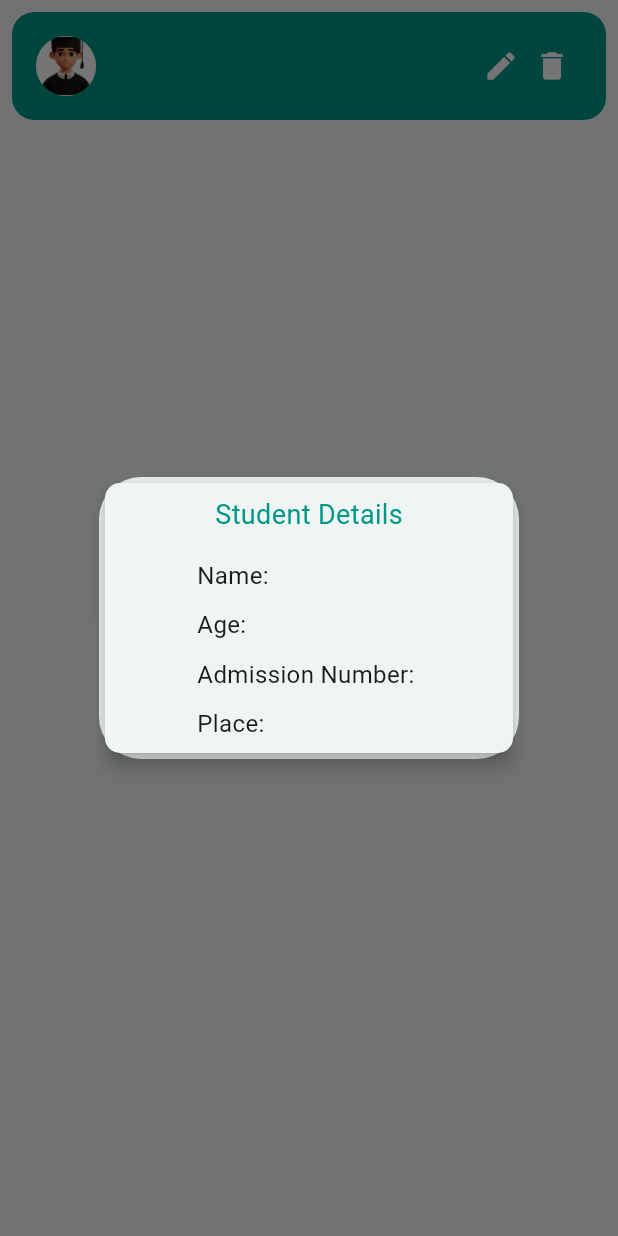
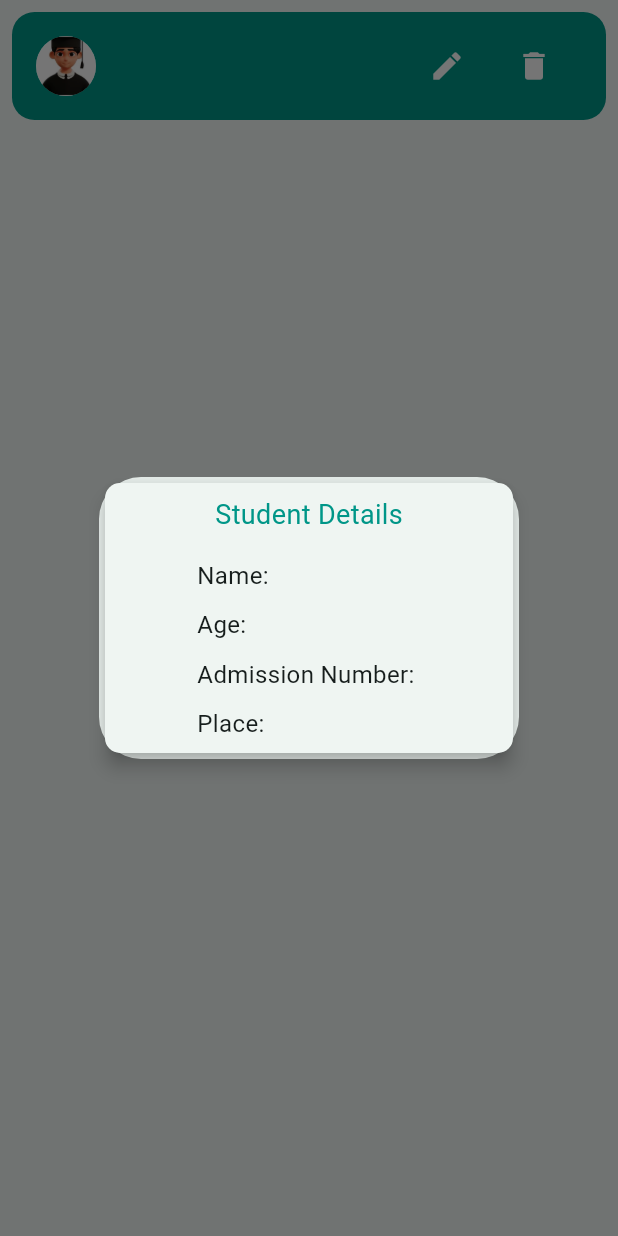
Before and after one commit to Shereena2000/STUDENT-APP, a Flutter app: the StudentTile widget shown alone on an empty page, opened directly with empty values, after a tap on the "edit" icon, on a phone screen of 412 x 824 dp. Run offline on Flutter 3.47's test engine with Material 3 defaults, Android fonts, the phone set to English and light mode, and no system bars; our stand-ins replace hive_flutter; accounts and stored records are empty.

Commit message:
add database hive and partialy did edit

```diff
--- a/student_record/lib/components/student_tile.dart
+++ b/student_record/lib/components/student_tile.dart
@@ -1,6 +1,8 @@
 import 'package:flutter/material.dart';
+import 'package:student_record/components/add_detailes.dart';
 import 'package:student_record/components/view_details.dart';
 import 'package:student_record/constants/const.dart';
+import 'package:student_record/db/functions/add_data.dart';
 import 'package:student_record/db/model/data.dart';
 
 class StudentTile extends StatelessWidget {
@@ -19,26 +21,43 @@ class StudentTile extends StatelessWidget {
             color: tealColor, borderRadius: BorderRadius.circular(15)),
         child: ListTile(
             onTap: () {
-              viewDialoge(context,student);
+              viewDialoge(context, student);
             },
             leading: CircleAvatar(
               backgroundImage: AssetImage("assets/images/avathara.jpeg"),
             ),
-            title: Text(student.name,style: normalText,),
-            subtitle: Text(student.admisstionNo,style: subText ,),
+            title: Text(
+              student.name,
+              style: normalText,
+            ),
+            subtitle: Text(
+              student.admisstionNo,
+              style: subText,
+            ),
             trailing: Row(
               mainAxisSize: MainAxisSize.min,
               children: [
-                Icon(
-                  Icons.edit,
-                  color: whiteColor,
+                IconButton(onPressed: () {
+                  showAddStudentDialog(context,student: student);
+                },
+             icon: Icon( Icons.edit,
+                  color: whiteColor,)
                 ),
                 SizedBox(
                   width: 10,
                 ),
-                Icon(
-                  Icons.delete,
-                  color: whiteColor,
+                IconButton(
+                  onPressed: () {
+                    if (student.id != null) {
+                      AddStudentData.deletData(student.id!);
+                    } else {
+                      print('Id is null,cannot delete');
+                    }
+                  },
+                  icon: Icon(
+                    Icons.delete,
+                    color: whiteColor,
+                  ),
                 ),
               ],
             )),
--- a/student_record/lib/db/model/data.dart
+++ b/student_record/lib/db/model/data.dart
@@ -1,15 +1,21 @@
-class StudentData  {
+import 'package:hive_flutter/adapters.dart';
+part 'data.g.dart';
+@HiveType(typeId: 1)
+class StudentData {
+  @HiveField(0)
+  final String name;
+@HiveField(1)
+  final String age;
+@HiveField(2)
+  final String place;
+@HiveField(3)
+  final String admisstionNo;
 
-  final String name;
-
-  final String age;
-
-  final String place;
-
-  final String admisstionNo;
+  @HiveField(4)
+  int? id;
   StudentData(
       {required this.name,
       required this.age,
       required this.place,
-      required this.admisstionNo});
+      required this.admisstionNo,this.id});
 }
--- a/student_record/lib/screens/home_screen.dart
+++ b/student_record/lib/screens/home_screen.dart
@@ -14,9 +14,13 @@ class HomeScreen extends StatefulWidget {
 }
 
 class _HomeScreenState extends State<HomeScreen> {
+
+
   @override
   Widget build(BuildContext context) {
+
     return SafeArea(
+
       child: Scaffold(
         appBar: AppBar(
           title: const Text(
--- a/student_record/pubspec.yaml
+++ b/student_record/pubspec.yaml
@@ -30,7 +30,7 @@ environment:
 dependencies:
   flutter:
     sdk: flutter
-
+  hive_flutter:
 
   # The following adds the Cupertino Icons font to your application.
   # Use with the CupertinoIcons class for iOS style icons.
@@ -39,6 +39,8 @@ dependencies:
 dev_dependencies:
   flutter_test:
     sdk: flutter
+  hive_generator:
+  build_runner:
 
   # The "flutter_lints" package below contains a set of recommended lints to
   # encourage good coding practices. The lint set provided by the package is
```
Also changed, not shown: student_record/lib/components/add_detailes.dart (+18 -13 lines), student_record/lib/db/functions/add_data.dart (+32 -1 lines), student_record/lib/main.dart (+12 -1 lines), student_record/lib/db/model/data.g.dart (added), student_record/pubspec.lock, 1 other file.
